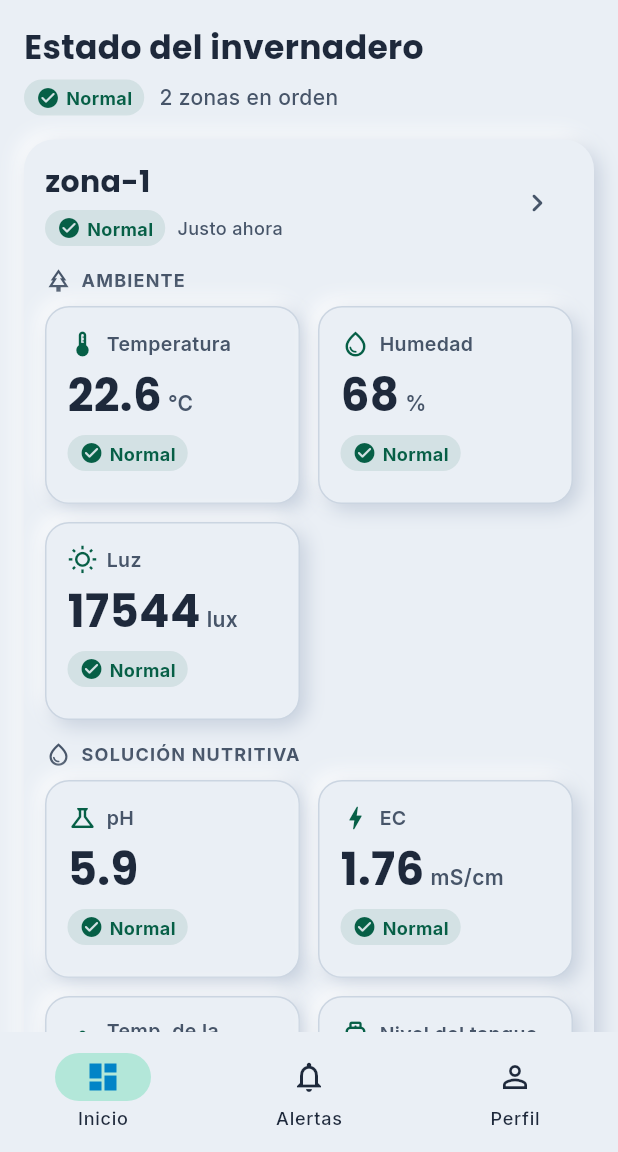
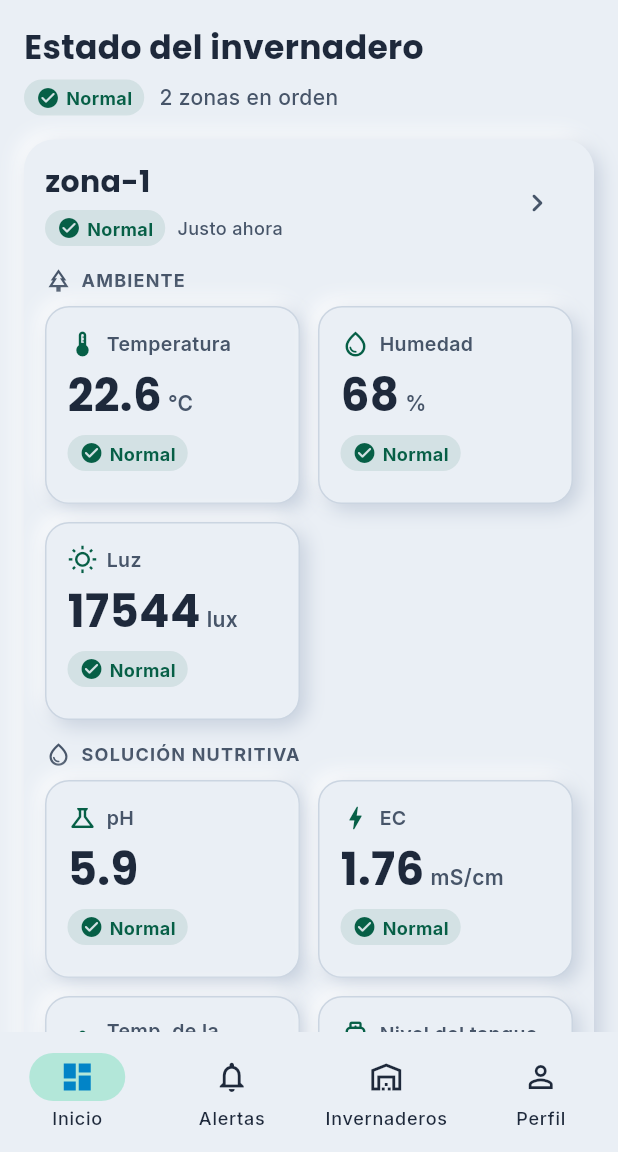
Before and after one commit to dev-brian/green-tech-app, a Flutter app: the DashboardScreen screen opened directly, on a phone screen of 412 x 824 dp, the part 84-1236 px from its top. Run offline on Flutter 3.47's test engine with Material 3 defaults, Android fonts, the phone set to English and light mode, and no system bars; our stand-ins replace cloud_firestore, firebase_auth, firebase_core, flutter_local_notifications, flutter_secure_storage, google_fonts and 3 more; accounts and stored records are empty.

Commit message:
feat(dashboard): Invernaderos como cuarta pestaña de la barra
- La pantalla de invernaderos y umbrales deja de vivir dentro de Perfil
  y pasa a ser una NavigationDestination más (Inicio · Alertas ·
  Invernaderos · Perfil), así se llega a ella con un toque.
- Se elimina la entrada "Invernaderos y umbrales" del perfil, que
  quedaba duplicada.
- Arreglo del indicador: _navIndex siempre era 0, así que la pestaña
  resaltada nunca se movía de "Inicio"; ahora resalta la tocada y
  vuelve a Inicio al regresar, porque el Dashboard sigue montado debajo.
- Etiqueta "Invernaderos" cabe en una línea a 360 px (labelSmall de
  11 px ≈ 77 px de los 90 px disponibles por pestaña); validado con
  dashboard_screen_test a 360 px (takeException() == null).

Refs #11

Co-Authored-By: Claude Opus 5.5 <noreply@anthropic.com>

```diff
--- a/lib/screens/dashboard_screen.dart
+++ b/lib/screens/dashboard_screen.dart
@@ -11,6 +11,7 @@ import '../widgets/live_clock.dart';
 import '../widgets/variable_card.dart';
 import '../widgets/zone_section.dart';
 import 'alerts_screen.dart';
+import 'greenhouses_screen.dart';
 import 'profile_screen.dart';
 import 'sensor_detail_screen.dart';
 
@@ -35,7 +36,15 @@ class _DashboardScreenState extends State<DashboardScreen> {
       setState(() => _navIndex = 0);
       return;
     }
-    final screens = [null, const AlertsScreen(), const ProfileScreen()];
+    final screens = [
+      null,
+      const AlertsScreen(),
+      const GreenhousesScreen(),
+      const ProfileScreen(),
+    ];
+    // Resalta la pestaña elegida mientras entra su pantalla; al volver se
+    // regresa a Inicio, porque el Dashboard sigue montado debajo.
+    setState(() => _navIndex = index);
     Navigator.of(context)
         .push(MaterialPageRoute(builder: (_) => screens[index]!))
         .then((_) {
@@ -179,6 +188,11 @@ class _DashboardScreenState extends State<DashboardScreen> {
               label: 'Inicio'),
           NavigationDestination(
               icon: Icon(Icons.notifications_outlined), label: 'Alertas'),
+          NavigationDestination(
+              icon: Icon(Icons.warehouse_outlined),
+              selectedIcon:
+                  Icon(Icons.warehouse, color: AppColors.secondary),
+              label: 'Invernaderos'),
           NavigationDestination(
               icon: Icon(Icons.person_outline), label: 'Perfil'),
         ],
```
Also changed, not shown: 2 other files.
